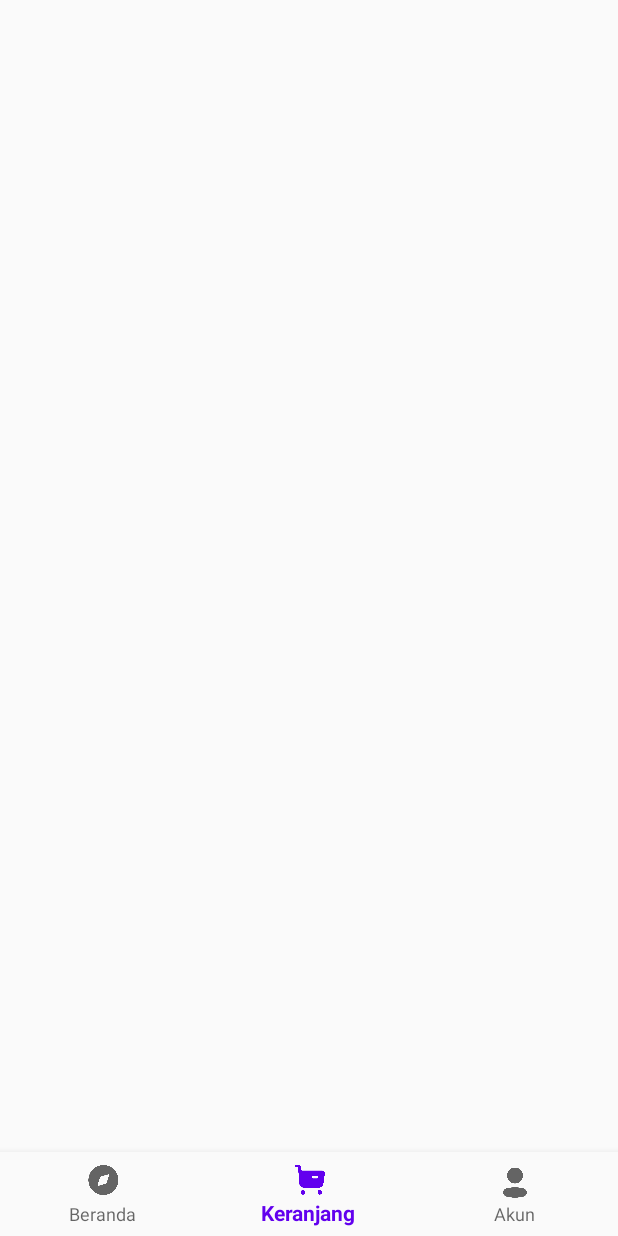
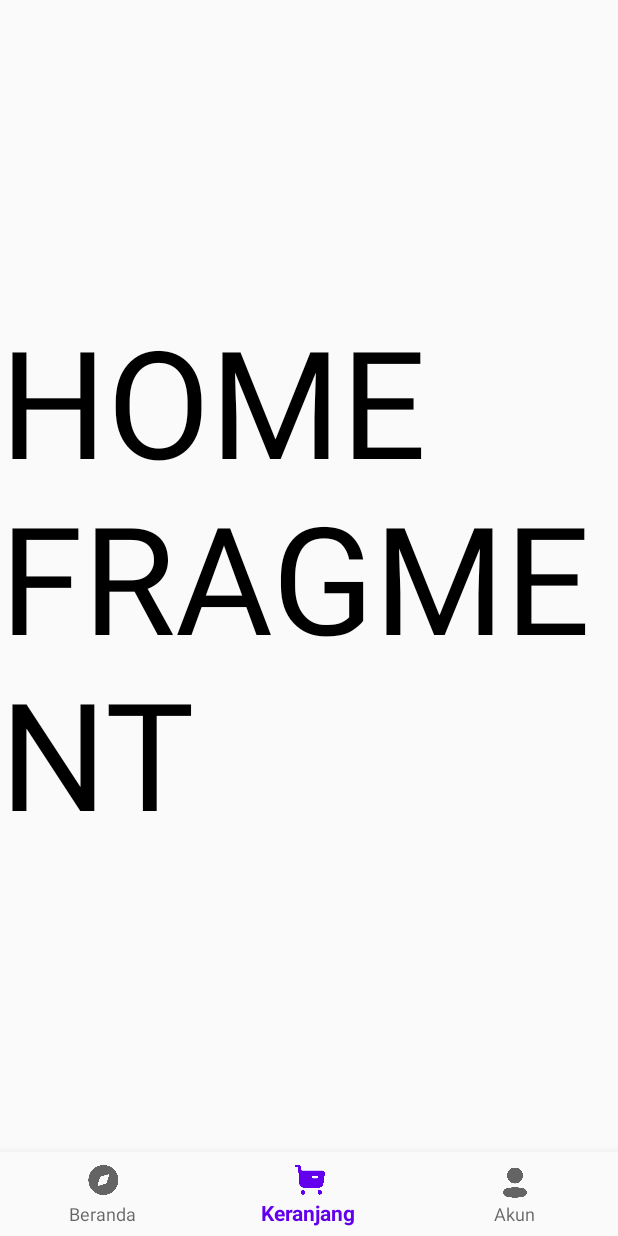
Before and after one commit to nandaiqbalh/Comely_Android, an Android app: the screen it shows after launch (MainActivity), item 2 of the bottom bar chosen, on a phone screen of 412 x 824 dp. Run offline under Robolectric (Android 15) with nearby library versions, the phone set to English and light mode, and no system bars.

Commit message:
Menambahkan Fragment ke MainActivity lewat FragmentManager

```diff
--- a/app/src/main/java/com/nandaiqbalh/comely/MainActivity.java
+++ b/app/src/main/java/com/nandaiqbalh/comely/MainActivity.java
@@ -1,11 +1,24 @@
 package com.nandaiqbalh.comely;
 
 import androidx.appcompat.app.AppCompatActivity;
+import androidx.fragment.app.Fragment;
+import androidx.fragment.app.FragmentManager;
 
 import android.os.Bundle;
 import android.view.WindowManager;
 
+import com.nandaiqbalh.comely.fragment.AkunFragment;
+import com.nandaiqbalh.comely.fragment.HomeFragment;
+import com.nandaiqbalh.comely.fragment.KeranjangFragment;
+
 public class MainActivity extends AppCompatActivity {
+
+    // FRAGMENT
+    HomeFragment homeFragment = new HomeFragment();
+    KeranjangFragment keranjangFragment = new KeranjangFragment();
+    AkunFragment akunFragment = new AkunFragment();
+    FragmentManager fragmentManager = getSupportFragmentManager();
+    Fragment active = homeFragment;
 
     @Override
     protected void onCreate(Bundle savedInstanceState) {
@@ -15,5 +28,10 @@ public class MainActivity extends AppCompatActivity {
         // full screen
         getWindow().setFlags(WindowManager.LayoutParams.FLAG_FULLSCREEN, WindowManager.LayoutParams.FLAG_FULLSCREEN);
 
+        // menambahkan fragment ke dalam frame layout lewat fragment manager
+        fragmentManager.beginTransaction().add(R.id.container, homeFragment).show(homeFragment).commit();
+        fragmentManager.beginTransaction().add(R.id.container, keranjangFragment).show(keranjangFragment).commit();
+        fragmentManager.beginTransaction().add(R.id.container, akunFragment).show(akunFragment).commit();
+
     }
 }
--- a/app/src/main/res/layout/activity_main.xml
+++ b/app/src/main/res/layout/activity_main.xml
@@ -8,8 +8,8 @@
     tools:context=".MainActivity">
 
 
-    <fragment
-        android:id="@+id/nav_host_fragment"
+    <FrameLayout
+        android:id="@+id/container"
         android:name="androidx.navigation.fragment.NavHostFragment"
         android:layout_width="match_parent"
         android:layout_height="match_parent"
--- a/app/src/main/res/layout/fragment_home.xml
+++ b/app/src/main/res/layout/fragment_home.xml
@@ -1,22 +1,18 @@
 <?xml version="1.0" encoding="utf-8"?>
-<androidx.constraintlayout.widget.ConstraintLayout xmlns:android="http://schemas.android.com/apk/res/android"
+<RelativeLayout
+    xmlns:android="http://schemas.android.com/apk/res/android"
     xmlns:app="http://schemas.android.com/apk/res-auto"
     xmlns:tools="http://schemas.android.com/tools"
     android:layout_width="match_parent"
     android:layout_height="match_parent"
-    tools:context=".activity.ui.home.HomeFragment">
+    tools:context=".fragment.HomeFragment">
 
     <TextView
-        android:id="@+id/text_home"
-        android:layout_width="match_parent"
+        android:layout_width="wrap_content"
         android:layout_height="wrap_content"
-        android:layout_marginStart="8dp"
-        android:layout_marginTop="8dp"
-        android:layout_marginEnd="8dp"
-        android:textAlignment="center"
-        android:textSize="20sp"
-        app:layout_constraintBottom_toBottomOf="parent"
-        app:layout_constraintEnd_toEndOf="parent"
-        app:layout_constraintStart_toStartOf="parent"
-        app:layout_constraintTop_toTopOf="parent" />
-</androidx.constraintlayout.widget.ConstraintLayout>
+        android:textColor="@color/black"
+        android:text="HOME FRAGMENT"
+        android:textSize="100dp"
+        android:layout_centerInParent="true"
+        />
+</RelativeLayout>
```
